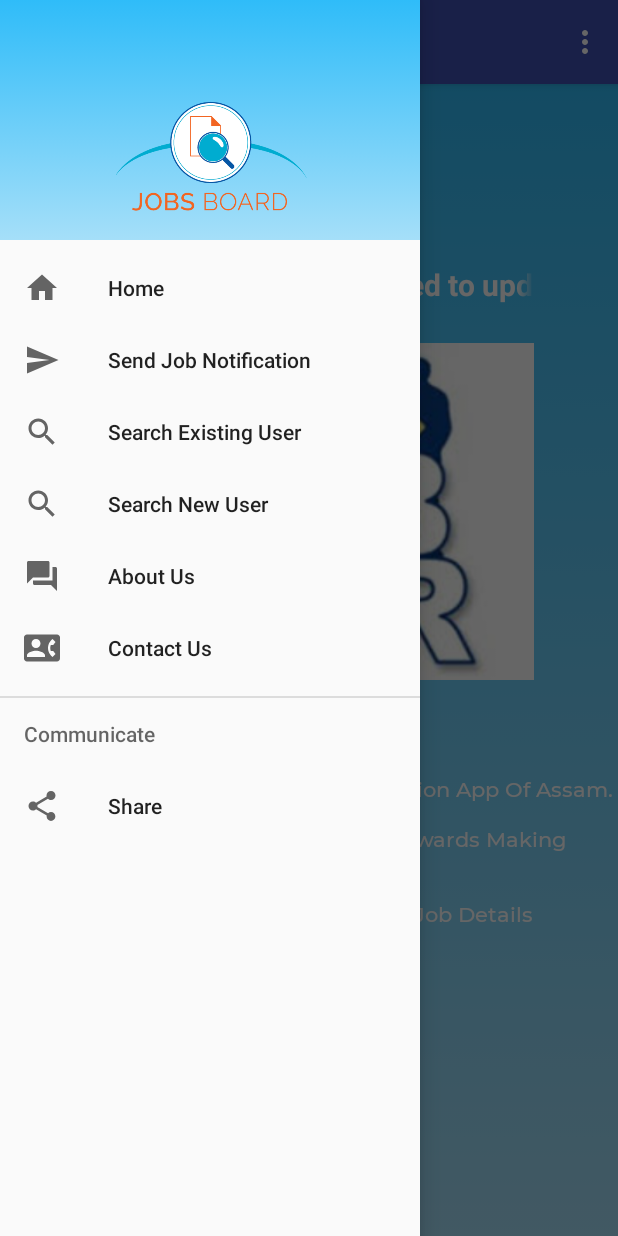
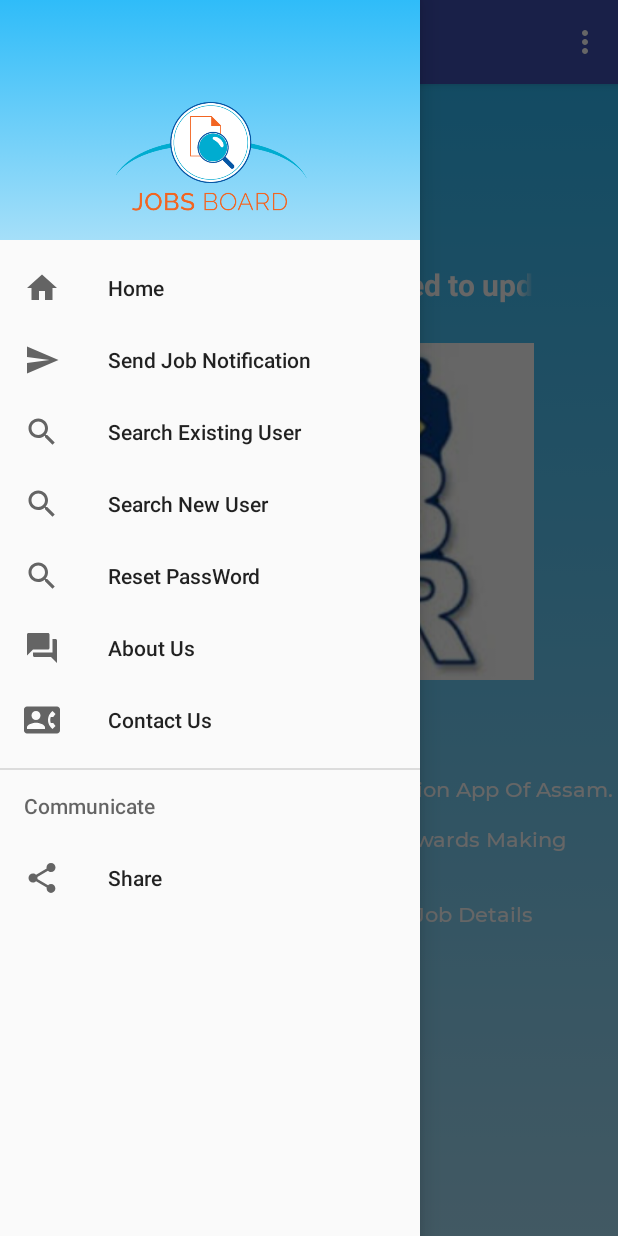
Before and after one commit to bloodrob/EERAGIJN, an Android app: the AdminMainActivity screen opened directly, with no data from a screen before it, with the side drawer open, on a phone screen of 412 x 824 dp. Run offline under Robolectric (Android 15) with nearby library versions, the phone set to English and light mode, and no system bars.

```diff
--- a/app/src/main/java/com/dev/r19/eeragijn/AdminMainActivity.java
+++ b/app/src/main/java/com/dev/r19/eeragijn/AdminMainActivity.java
@@ -20,6 +20,7 @@ import android.view.animation.AnimationUtils;
 import android.widget.Button;
 import android.widget.ImageView;
 import android.widget.TextView;
+import android.widget.Toast;
 import android.widget.ViewFlipper;
 
 
@@ -158,6 +159,11 @@ public class AdminMainActivity extends AppCompatActivity
             Intent intent = new Intent(AdminMainActivity.this, SearchNewUserByDistrict.class);
             startActivity(intent);
 
+        } else if (id == R.id.nav_resPass) {
+            Toast.makeText(AdminMainActivity.this, "Under Proccess", Toast.LENGTH_LONG).show();
+          //  Intent intent = new Intent(AdminMainActivity.this, AdminPassWordReset.class);
+           // startActivity(intent);
+
         } else if (id == R.id.nav_share) {
 
         }
--- a/app/src/main/res/menu/activity_admin_main_drawer.xml
+++ b/app/src/main/res/menu/activity_admin_main_drawer.xml
@@ -19,6 +19,10 @@
             android:icon="@drawable/ic_search"
             android:title="Search New User" />
         <item
+            android:id="@+id/nav_resPass"
+            android:icon="@drawable/ic_search"
+            android:title="Reset PassWord" />
+        <item
             android:id="@+id/nav_aboutUs"
             android:icon="@drawable/ic_menu_aboutus"
             android:title="About Us" />
```
